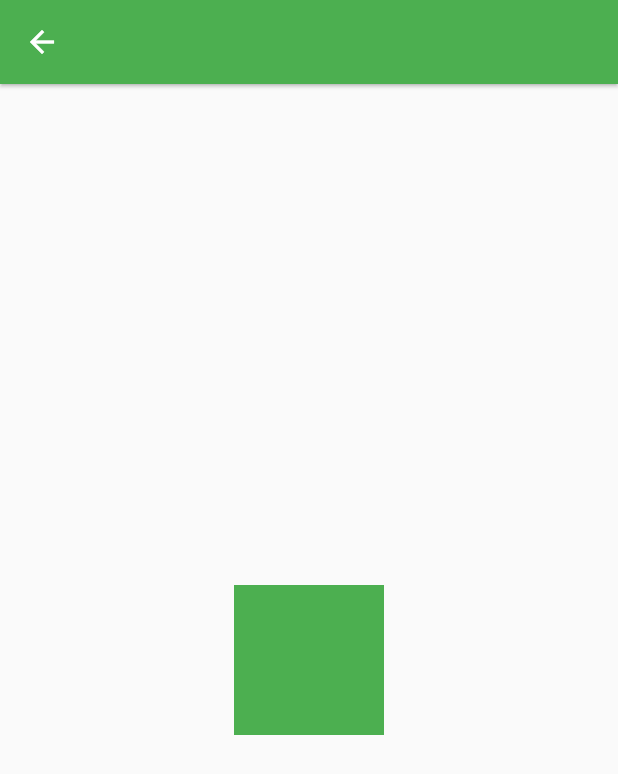
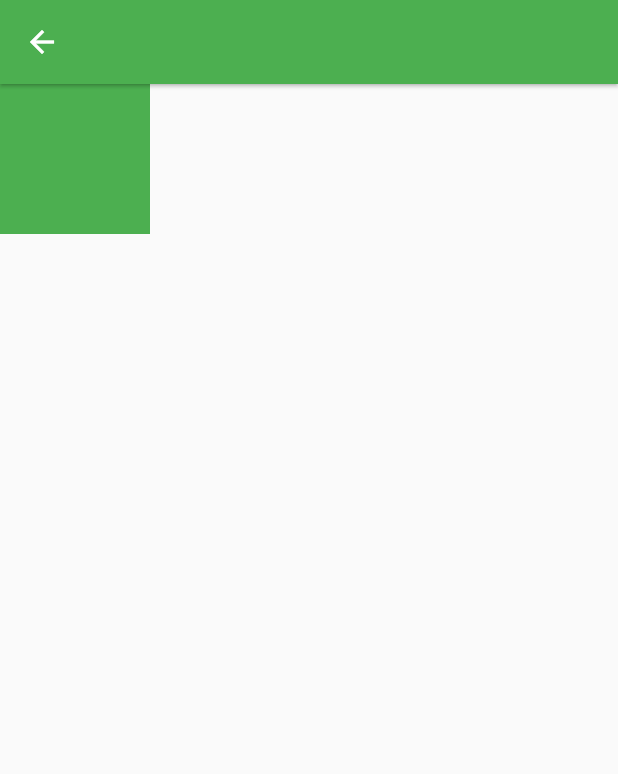
Before and after one commit to ngonzano/componentes, a Flutter app: the BotonAnimado screen opened by its route, on a phone screen of 412 x 824 dp. Shown: the top 774 px of the screen. Run offline on Flutter 3.47's test engine with Material 2 defaults, Android fonts, the phone set to English and light mode, and no system bars.

Commit message:
todo bien

```diff
--- a/lib/widgets/boton_animado.dart
+++ b/lib/widgets/boton_animado.dart
@@ -13,8 +13,7 @@ class _BotonAnimadoState extends State<BotonAnimado> {
   Widget build(BuildContext context) {
     return Scaffold(
       appBar: AppBar(),
-      body: Center(
-        child: InkWell(
+      body: InkWell(
         onTap: () {
           setState(() {
             enable = !enable;
@@ -30,7 +29,6 @@ class _BotonAnimadoState extends State<BotonAnimado> {
           ),
         ),
       ),
-      ),
     );
   }
 }
```
Lines whose indentation alone changed are shown as unchanged.
